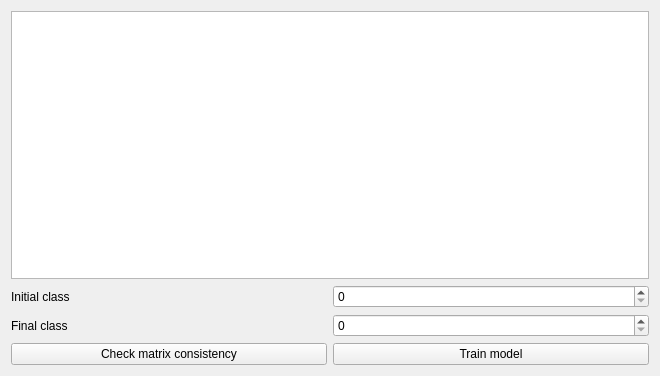
Old version of the form ui/multicriteriaevaluationwidgetbase.ui in the repository nextgis/qgis_molusce.
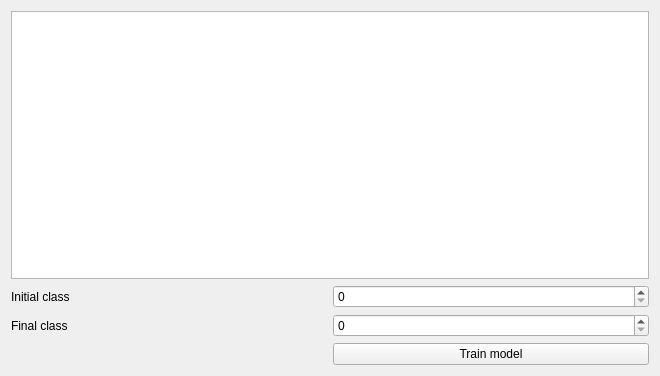
New version of the form. Custom widgets are drawn as their Qt base class.

Commit message: Move checking consistency index (MCE) into trining procedure

Diff of the .ui file:
```diff
--- a/ui/multicriteriaevaluationwidgetbase.ui
+++ b/ui/multicriteriaevaluationwidgetbase.ui
@@ -37,13 +37,6 @@
    <item row="2" column="1">
     <widget class="QSpinBox" name="spnFinalClass"/>
    </item>
-   <item row="3" column="0">
-    <widget class="QPushButton" name="btnConsistency">
-     <property name="text">
-      <string>Check matrix consistency</string>
-     </property>
-    </widget>
-   </item>
    <item row="3" column="1">
     <widget class="QPushButton" name="btnTrainModel">
      <property name="text">
```
The commit also changes 1 other file.
